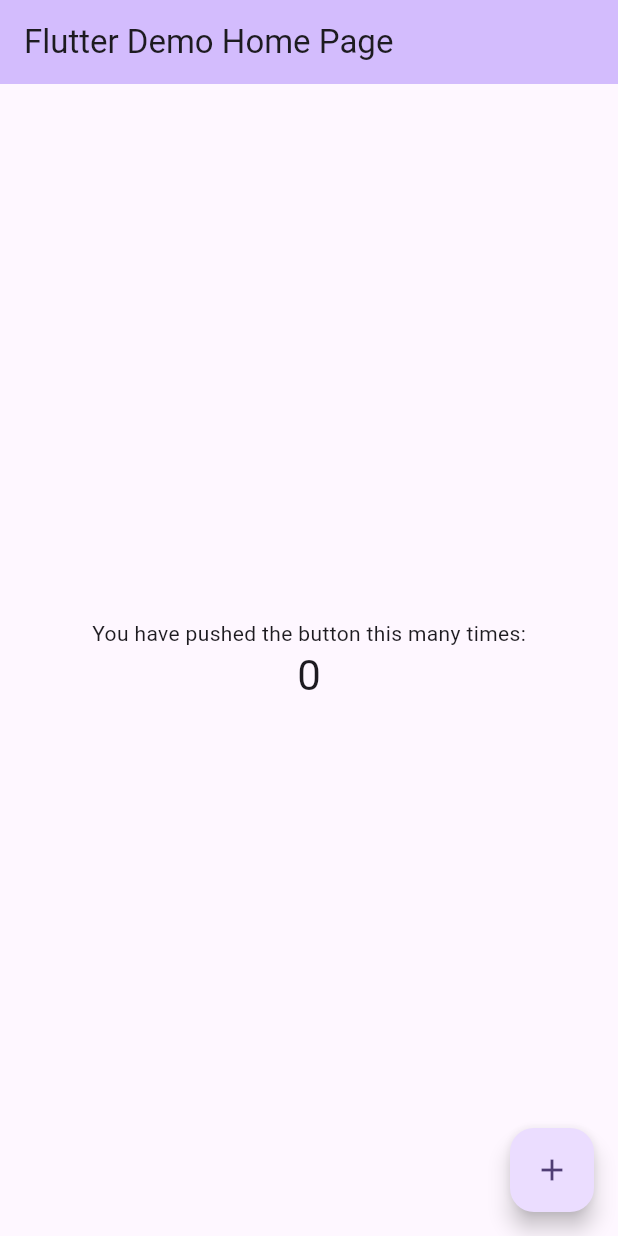
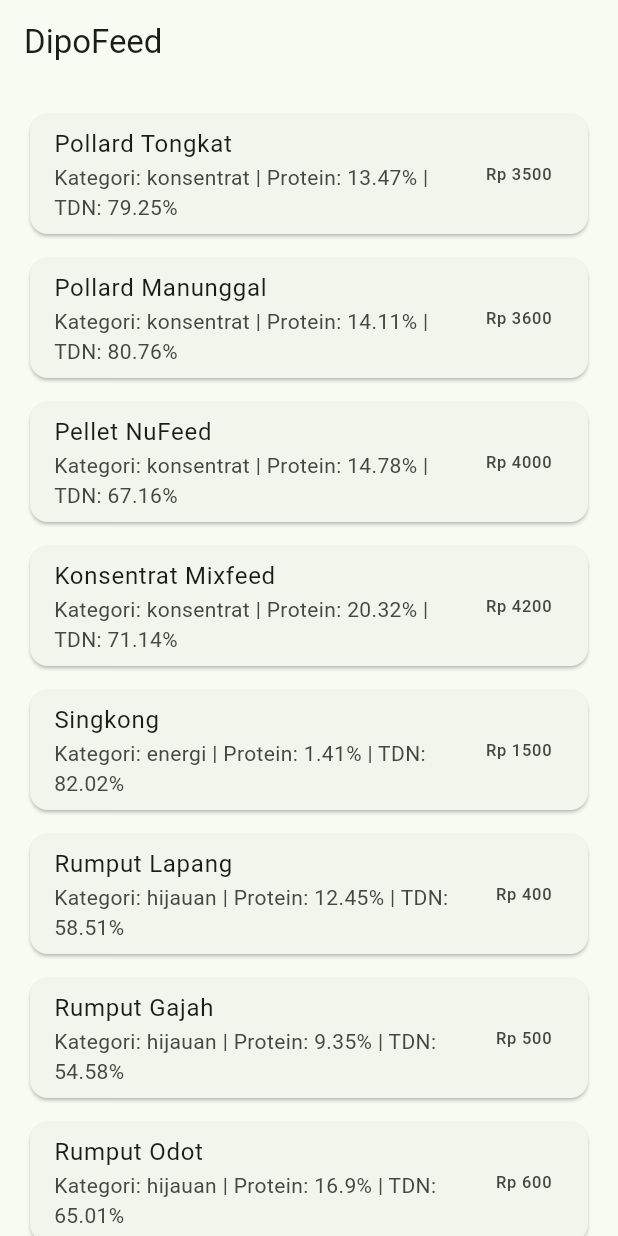
Before and after one commit to leanderarya/dipo-feed, a Flutter app: the screen it shows after launch, on a phone screen of 412 x 824 dp. Run offline on Flutter 3.47's test engine with Material 3 defaults, Android fonts, the light colour scheme and no system bars.

Commit message:
Tambah master data bahan pakan lokal

```diff
--- /dev/null
+++ b/assets/data/bahan_pakan.json
@@ -0,0 +1,167 @@
+[
+  {
+    "id": 1,
+    "nama": "Pollard Tongkat",
+    "kategori": "konsentrat",
+    "bk": 86.63,
+    "abu": 4.49,
+    "lemak": 4.85,
+    "serat": 9.29,
+    "protein": 13.47,
+    "betn": 67.9,
+    "tdn": 79.25,
+    "me": 11.97,
+    "hargaDefault": 3500,
+    "isActive": true
+  },
+  {
+    "id": 2,
+    "nama": "Pollard Manunggal",
+    "kategori": "konsentrat",
+    "bk": 86.21,
+    "abu": 4.6,
+    "lemak": 3.83,
+    "serat": 7.19,
+    "protein": 14.11,
+    "betn": 70.27,
+    "tdn": 80.76,
+    "me": 12.2,
+    "hargaDefault": 3600,
+    "isActive": true
+  },
+  {
+    "id": 3,
+    "nama": "Pellet NuFeed",
+    "kategori": "konsentrat",
+    "bk": 88.52,
+    "abu": 7.49,
+    "lemak": 4.17,
+    "serat": 17.88,
+    "protein": 14.78,
+    "betn": 55.68,
+    "tdn": 67.16,
+    "me": 10.14,
+    "hargaDefault": 4000,
+    "isActive": true
+  },
+  {
+    "id": 4,
+    "nama": "Konsentrat Mixfeed",
+    "kategori": "konsentrat",
+    "bk": 87.21,
+    "abu": 9.09,
+    "lemak": 3.33,
+    "serat": 16.18,
+    "protein": 20.32,
+    "betn": 51.08,
+    "tdn": 71.14,
+    "me": 10.74,
+    "hargaDefault": 4200,
+    "isActive": true
+  },
+  {
+    "id": 5,
+    "nama": "Singkong",
+    "kategori": "energi",
+    "bk": 40.05,
+    "abu": 2.7,
+    "lemak": 0.73,
+    "serat": 0.7,
+    "protein": 1.41,
+    "betn": 94.46,
+    "tdn": 82.02,
+    "me": 12.39,
+    "hargaDefault": 1500,
+    "isActive": true
+  },
+  {
+    "id": 6,
+    "nama": "Rumput Lapang",
+    "kategori": "hijauan",
+    "bk": 38.34,
+    "abu": 19.78,
+    "lemak": 1.74,
+    "serat": 27.49,
+    "protein": 12.45,
+    "betn": 38.54,
+    "tdn": 58.51,
+    "me": 8.84,
+    "hargaDefault": 400,
+    "isActive": true
+  },
+  {
+    "id": 7,
+    "nama": "Rumput Gajah",
+    "kategori": "hijauan",
+    "bk": 41.58,
+    "abu": 17.9,
+    "lemak": 1.27,
+    "serat": 31.21,
+    "protein": 9.35,
+    "betn": 40.27,
+    "tdn": 54.58,
+    "me": 8.24,
+    "hargaDefault": 500,
+    "isActive": true
+  },
+  {
+    "id": 8,
+    "nama": "Rumput Odot",
+    "kategori": "hijauan",
+    "bk": 38.53,
+    "abu": 22.18,
+    "lemak": 3.11,
+    "serat": 21.93,
+    "protein": 16.9,
+    "betn": 35.88,
+    "tdn": 65.01,
+    "me": 9.82,
+    "hargaDefault": 600,
+    "isActive": true
+  },
+  {
+    "id": 9,
+    "nama": "Rumput Pakchong",
+    "kategori": "hijauan",
+    "bk": 46.17,
+    "abu": 22.18,
+    "lemak": 1.76,
+    "serat": 28.44,
+    "protein": 8.11,
+    "betn": 39.51,
+    "tdn": 56.78,
+    "me": 8.58,
+    "hargaDefault": 600,
+    "isActive": true
+  },
+  {
+    "id": 10,
+    "nama": "Ampas Tahu",
+    "kategori": "limbah",
+    "bk": 21.75,
+    "abu": 5.15,
+    "lemak": 2.21,
+    "serat": 18.49,
+    "protein": 17.91,
+    "betn": 56.25,
+    "tdn": 70.72,
+    "me": 10.68,
+    "hargaDefault": 2000,
+    "isActive": true
+  },
+  {
+    "id": 11,
+    "nama": "Jerami Padi Kering",
+    "kategori": "hijauan",
+    "bk": 39.79,
+    "abu": 23.43,
+    "lemak": 2.78,
+    "serat": 27.08,
+    "protein": 5.26,
+    "betn": 41.45,
+    "tdn": 58.3,
+    "me": 8.81,
+    "hargaDefault": 300,
+    "isActive": true
+  }
+]
--- /dev/null
+++ b/lib/app.dart
@@ -0,0 +1,20 @@
+import 'package:flutter/material.dart';
+
+import 'features/home/home_screen.dart';
+
+class DipoFeedApp extends StatelessWidget {
+  const DipoFeedApp({super.key});
+
+  @override
+  Widget build(BuildContext context) {
+    return MaterialApp(
+      title: 'DipoFeed',
+      debugShowCheckedModeBanner: false,
+      theme: ThemeData(
+        colorSchemeSeed: Colors.green,
+        useMaterial3: true,
+      ),
+      home: const BerandaScreen(),
+    );
+  }
+}
--- /dev/null
+++ b/lib/data/models/bahan_pakan.dart
@@ -0,0 +1,49 @@
+class BahanPakan {
+  final int id;
+  final String nama;
+  final String kategori;
+  final double bk;
+  final double abu;
+  final double lemak;
+  final double serat;
+  final double protein;
+  final double betn;
+  final double tdn;
+  final double me;
+  final double hargaDefault;
+  final bool isActive;
+
+  const BahanPakan({
+    required this.id,
+    required this.nama,
+    required this.kategori,
+    required this.bk,
+    required this.abu,
+    required this.lemak,
+    required this.serat,
+    required this.protein,
+    required this.betn,
+    required this.tdn,
+    required this.me,
+    required this.hargaDefault,
+    required this.isActive,
+  });
+
+  factory BahanPakan.fromJson(Map<String, dynamic> json) {
+    return BahanPakan(
+      id: json['id'] as int,
+      nama: json['nama'] as String,
+      kategori: json['kategori'] as String,
+      bk: (json['bk'] as num).toDouble(),
+      abu: (json['abu'] as num).toDouble(),
+      lemak: (json['lemak'] as num).toDouble(),
+      serat: (json['serat'] as num).toDouble(),
+      protein: (json['protein'] as num).toDouble(),
+      betn: (json['betn'] as num).toDouble(),
+      tdn: (json['tdn'] as num).toDouble(),
+      me: (json['me'] as num).toDouble(),
+      hargaDefault: (json['hargaDefault'] as num).toDouble(),
+      isActive: json['isActive'] as bool,
+    );
+  }
+}
--- /dev/null
+++ b/lib/features/home/home_screen.dart
@@ -0,0 +1,64 @@
+import 'package:flutter/material.dart';
+
+import '../../data/models/bahan_pakan.dart';
+import '../../data/sources/bahan_pakan_local_source.dart';
+
+class BerandaScreen extends StatefulWidget {
+  const BerandaScreen({super.key});
+
+  @override
+  State<BerandaScreen> createState() => _BerandaScreenState();
+}
+
+class _BerandaScreenState extends State<BerandaScreen> {
+  late Future<List<BahanPakan>> _futureBahanPakan;
+
+  @override
+  void initState() {
+    super.initState();
+    _futureBahanPakan = BahanPakanLocalSource().ambilSemuaBahanPakan();
+  }
+
+  @override
+  Widget build(BuildContext context) {
+    return Scaffold(
+      appBar: AppBar(
+        title: const Text('DipoFeed'),
+      ),
+      body: FutureBuilder<List<BahanPakan>>(
+        future: _futureBahanPakan,
+        builder: (context, snapshot) {
+          if (snapshot.connectionState == ConnectionState.waiting) {
+            return const Center(child: CircularProgressIndicator());
+          }
+
+          if (snapshot.hasError) {
+            return Center(
+              child: Text('Terjadi error: ${snapshot.error}'),
+            );
+          }
+
+          final data = snapshot.data ?? [];
+
+          return ListView.separated(
+            padding: const EdgeInsets.all(16),
+            itemCount: data.length,
+            separatorBuilder: (_, _) => const SizedBox(height: 8),
+            itemBuilder: (context, index) {
+              final item = data[index];
+              return Card(
+                child: ListTile(
+                  title: Text(item.nama),
+                  subtitle: Text(
+                    'Kategori: ${item.kategori} | Protein: ${item.protein}% | TDN: ${item.tdn}%',
+                  ),
+                  trailing: Text('Rp ${item.hargaDefault.toStringAsFixed(0)}'),
+                ),
+              );
+            },
+          );
+        },
+      ),
+    );
+  }
+}
--- a/lib/main.dart
+++ b/lib/main.dart
@@ -1,122 +1,7 @@
 import 'package:flutter/material.dart';
 
+import 'app.dart';
+
 void main() {
-  runApp(const MyApp());
+  runApp(const DipoFeedApp());
 }
-
-class MyApp extends StatelessWidget {
-  const MyApp({super.key});
-
-  // This widget is the root of your application.
-  @override
-  Widget build(BuildContext context) {
-    return MaterialApp(
-      title: 'DipoFeed',
-      theme: ThemeData(
-        // This is the theme of your application.
-        //
-        // TRY THIS: Try running your application with "flutter run". You'll see
-        // the application has a purple toolbar. Then, without quitting the app,
-        // try changing the seedColor in the colorScheme below to Colors.green
-        // and then invoke "hot reload" (save your changes or press the "hot
-        // reload" button in a Flutter-supported IDE, or press "r" if you used
-        // the command line to start the app).
-        //
-        // Notice that the counter didn't reset back to zero; the application
-        // state is not lost during the reload. To reset the state, use hot
-        // restart instead.
-        //
-        // This works for code too, not just values: Most code changes can be
-        // tested with just a hot reload.
-        colorScheme: .fromSeed(seedColor: Colors.deepPurple),
-      ),
-      home: const MyHomePage(title: 'Flutter Demo Home Page'),
-    );
-  }
-}
-
-class MyHomePage extends StatefulWidget {
-  const MyHomePage({super.key, required this.title});
-
-  // This widget is the home page of your application. It is stateful, meaning
-  // that it has a State object (defined below) that contains fields that affect
-  // how it looks.
-
-  // This class is the configuration for the state. It holds the values (in this
-  // case the title) provided by the parent (in this case the App widget) and
-  // used by the build method of the State. Fields in a Widget subclass are
-  // always marked "final".
-
-  final String title;
-
-  @override
-  State<MyHomePage> createState() => _MyHomePageState();
-}
-
-class _MyHomePageState extends State<MyHomePage> {
-  int _counter = 0;
-
-  void _incrementCounter() {
-    setState(() {
-      // This call to setState tells the Flutter framework that something has
-      // changed in this State, which causes it to rerun the build method below
-      // so that the display can reflect the updated values. If we changed
-      // _counter without calling setState(), then the build method would not be
-      // called again, and so nothing would appear to happen.
-      _counter++;
-    });
-  }
-
-  @override
-  Widget build(BuildContext context) {
-    // This method is rerun every time setState is called, for instance as done
-    // by the _incrementCounter method above.
-    //
-    // The Flutter framework has been optimized to make rerunning build methods
-    // fast, so that you can just rebuild anything that needs updating rather
-    // than having to individually change instances of widgets.
-    return Scaffold(
-      appBar: AppBar(
-        // TRY THIS: Try changing the color here to a specific color (to
-        // Colors.amber, perhaps?) and trigger a hot reload to see the AppBar
-        // change color while the other colors stay the same.
-        backgroundColor: Theme.of(context).colorScheme.inversePrimary,
-        // Here we take the value from the MyHomePage object that was created by
-        // the App.build method, and use it to set our appbar title.
-        title: Text(widget.title),
-      ),
-      body: Center(
-        // Center is a layout widget. It takes a single child and positions it
-        // in the middle of the parent.
-        child: Column(
-          // Column is also a layout widget. It takes a list of children and
-          // arranges them vertically. By default, it sizes itself to fit its
-          // children horizontally, and tries to be as tall as its parent.
-          //
-          // Column has various properties to control how it sizes itself and
-          // how it positions its children. Here we use mainAxisAlignment to
-          // center the children vertically; the main axis here is the vertical
-          // axis because Columns are vertical (the cross axis would be
-          // horizontal).
-          //
-          // TRY THIS: Invoke "debug painting" (choose the "Toggle Debug Paint"
-          // action in the IDE, or press "p" in the console), to see the
-          // wireframe for each widget.
-          mainAxisAlignment: .center,
-          children: [
-            const Text('You have pushed the button this many times:'),
-            Text(
-              '$_counter',
-              style: Theme.of(context).textTheme.headlineMedium,
-            ),
-          ],
-        ),
-      ),
-      floatingActionButton: FloatingActionButton(
-        onPressed: _incrementCounter,
-        tooltip: 'Increment',
-        child: const Icon(Icons.add),
-      ),
-    );
-  }
-}
```
Also changed, not shown: lib/data/sources/bahan_pakan_local_source.dart (added, +19 -0 lines), pubspec.yaml (+4 -4 lines), lib/features/cek_kandungan_nutrisi/cek_kandungan_nutrisi_screen.dart (added), lib/features/cek_kecukupan_pakan/cek_kecukupan_pakan_screen.dart (added), lib/features/formulasi_ransum/formulasi_ransum_screen.dart (added).
